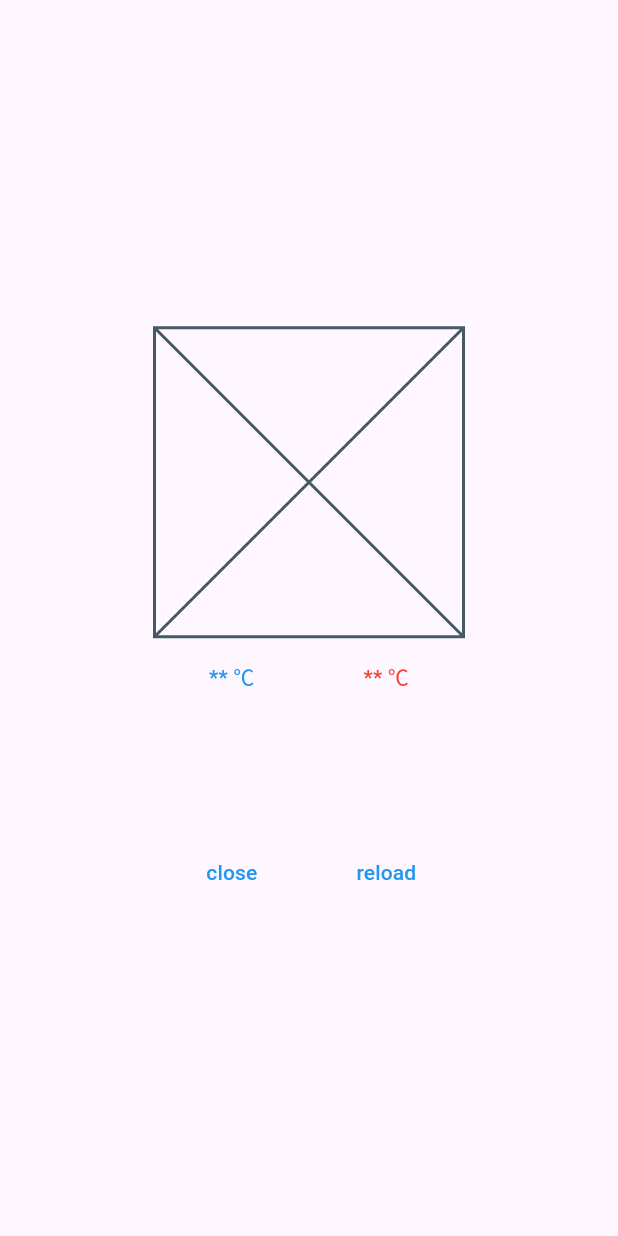
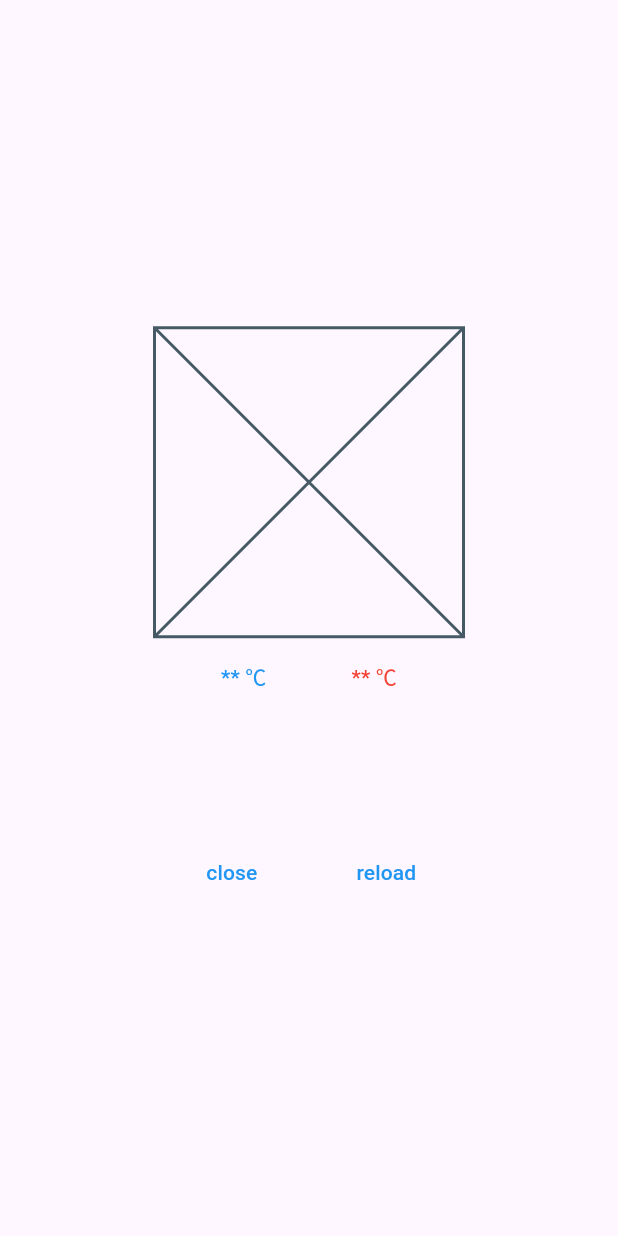
Before and after one commit to yuk1ch1/flutter-training-20240325, a Flutter app: the screen it shows after launch, on a phone screen of 412 x 824 dp. Run offline on Flutter 3.47's test engine with Material 3 defaults, Android fonts, the phone set to English and light mode, and no system bars.

```diff
--- a/lib/weather_screen.dart
+++ b/lib/weather_screen.dart
@@ -14,7 +14,21 @@ class WeatherScreen extends StatelessWidget {
             mainAxisAlignment: MainAxisAlignment.center,
             children: [
               _placeholderImage(),
-              _temperatureRow(context),
+              const Padding(
+                padding: EdgeInsets.all(16),
+                child: Row(
+                  children: [
+                    _TemperatureText(
+                      text: '** ℃',
+                      color: Colors.blue,
+                    ),
+                    _TemperatureText(
+                      text: '** ℃',
+                      color: Colors.red,
+                    ),
+                  ],
+                ),
+              ),
               margin,
               _buttonRow(),
             ],
@@ -28,39 +42,6 @@ class WeatherScreen extends StatelessWidget {
     return const AspectRatio(
       aspectRatio: 1 / 1,
       child: Placeholder(),
-    );
-  }
-
-  Row _temperatureRow(BuildContext context) {
-    return Row(
-      children: [
-        Expanded(
-          child: Padding(
-            padding: const EdgeInsets.symmetric(vertical: 16),
-            child: Text(
-              '** ℃',
-              style: Theme.of(context)
-                  .textTheme
-                  .labelLarge
-                  ?.copyWith(color: Colors.blue),
-              textAlign: TextAlign.center,
-            ),
-          ),
-        ),
-        Expanded(
-          child: Padding(
-            padding: const EdgeInsets.symmetric(vertical: 16),
-            child: Text(
-              '** ℃',
-              style: Theme.of(context)
-                  .textTheme
-                  .labelLarge
-                  ?.copyWith(color: Colors.red),
-              textAlign: TextAlign.center,
-            ),
-          ),
-        ),
-      ],
     );
   }
 
@@ -80,3 +61,26 @@ class WeatherScreen extends StatelessWidget {
     );
   }
 }
+
+class _TemperatureText extends StatelessWidget {
+  const _TemperatureText({
+    required String text,
+    required Color color,
+  })  : _color = color,
+        _text = text;
+
+  final String _text;
+  final Color _color;
+
+  @override
+  Widget build(BuildContext context) {
+    final textTheme = Theme.of(context).textTheme.labelLarge!;
+    return Expanded(
+      child: Text(
+        _text,
+        style: textTheme.copyWith(color: _color),
+        textAlign: TextAlign.center,
+      ),
+    );
+  }
+}
```
